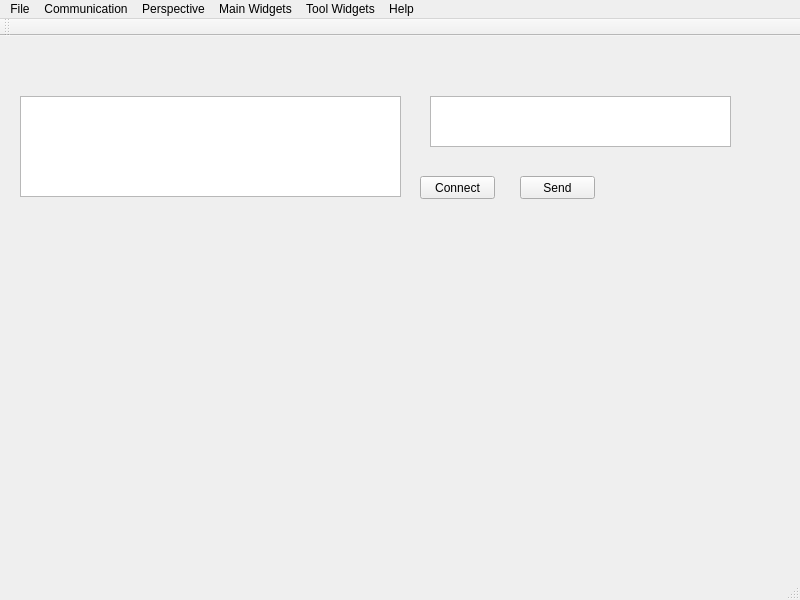
The window that src/ui/mainwindow.ui (tongvtdan/gcs) describes before a commit, drawn with Qt 5.
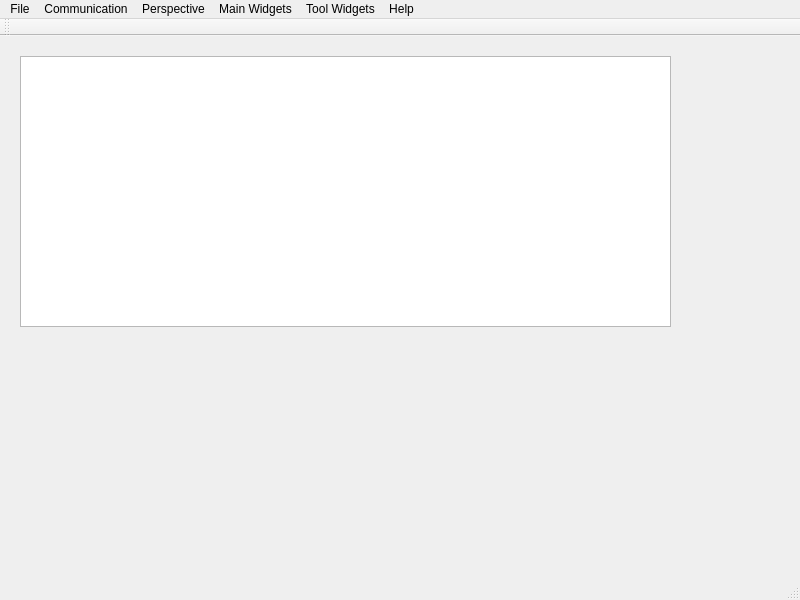
The same window after the commit. Icons and pictures are not drawn.

```diff
--- a/src/ui/mainwindow.ui
+++ b/src/ui/mainwindow.ui
@@ -18,52 +18,16 @@
     <normaloff>:/files/images_icons/apps/globe.ico</normaloff>:/files/images_icons/apps/globe.ico</iconset>
   </property>
   <widget class="QWidget" name="centralWidget">
-   <widget class="QPushButton" name="comOpenCloseButton">
-    <property name="geometry">
-     <rect>
-      <x>420</x>
-      <y>140</y>
-      <width>75</width>
-      <height>23</height>
-     </rect>
-    </property>
-    <property name="text">
-     <string>Connect</string>
-    </property>
-   </widget>
-   <widget class="QPlainTextEdit" name="receiveText">
+   <widget class="QPlainTextEdit" name="messageDisplay">
     <property name="geometry">
      <rect>
       <x>20</x>
-      <y>60</y>
-      <width>381</width>
-      <height>101</height>
+      <y>20</y>
+      <width>651</width>
+      <height>271</height>
      </rect>
     </property>
    </widget>
-   <widget class="QPlainTextEdit" name="sendText">
-    <property name="geometry">
-     <rect>
-      <x>430</x>
-      <y>60</y>
-      <width>301</width>
-      <height>51</height>
-     </rect>
-    </property>
-   </widget>
-   <widget class="QPushButton" name="sendButton">
-    <property name="geometry">
-     <rect>
-      <x>520</x>
-      <y>140</y>
-      <width>75</width>
-      <height>23</height>
-     </rect>
-    </property>
-    <property name="text">
-     <string>Send</string>
-    </property>
-   </widget>
   </widget>
   <widget class="QMenuBar" name="menuBar">
    <property name="geometry">
```
